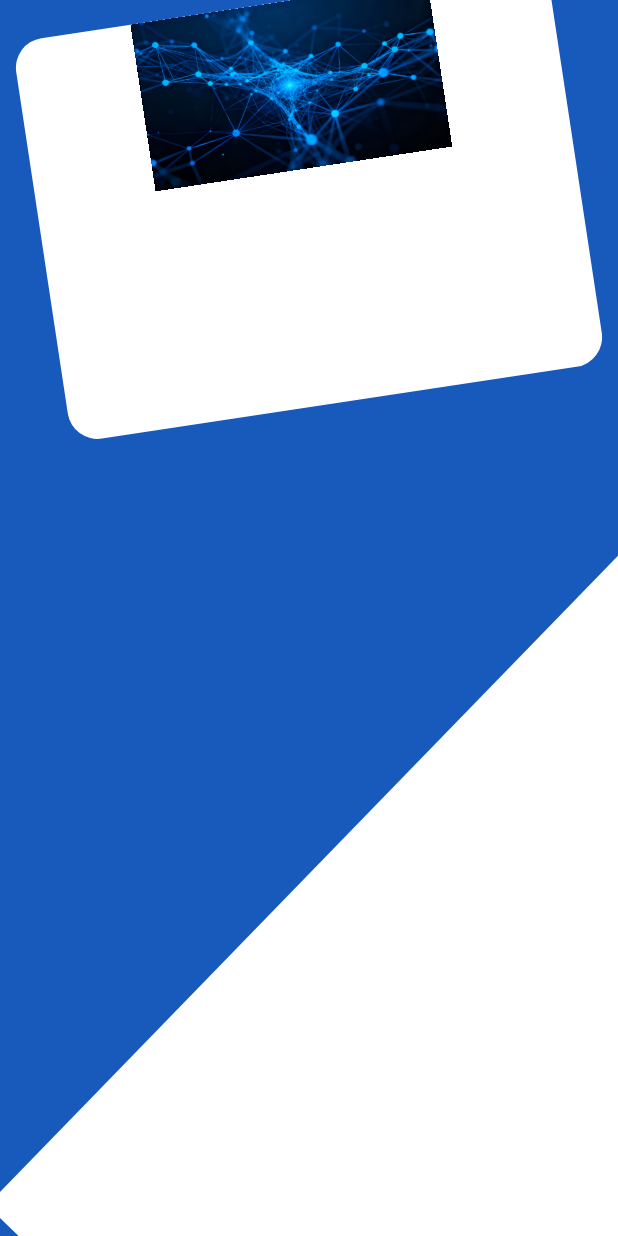
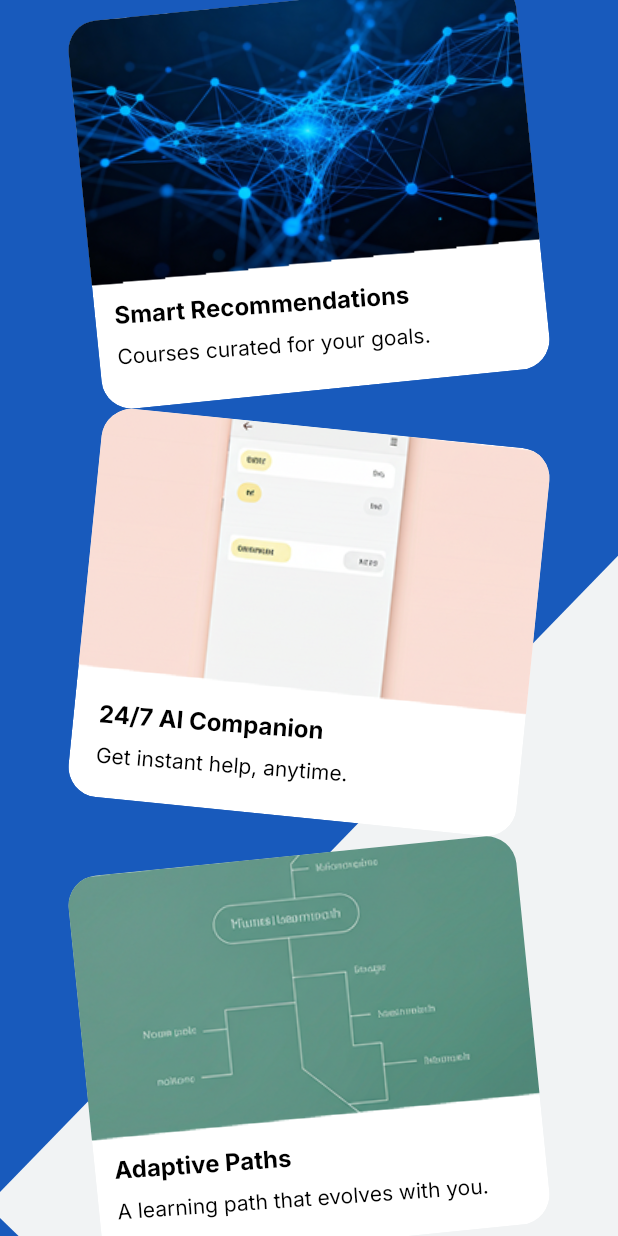
Before and after one commit to Adhamessam2/Tamkeen-, a Flutter app: the Onboarding screen opened by its route, after a tap on "Begin Journey", on a phone screen of 412 x 824 dp. Run offline on Flutter 3.47's test engine with Material 3 defaults, Android fonts, the phone set to English and light mode, and no system bars; our stand-ins replace eva_icons_flutter, flex_color_scheme, go_router, smooth_page_indicator.

Commit message:
onboarding screen 2

```diff
--- a/lib/core/utils/app_assets.dart
+++ b/lib/core/utils/app_assets.dart
@@ -56,7 +56,7 @@ class Assets {
 
   static const String image = "assets/Image.png";
 
-  static const String onbaoarding21 = "assets/onboarding21.png";
+  static const String onbaoarding21 = "assets/matched_network.png";
 
   static const String image1 = "assets/Image (1).png";
 
--- a/lib/core/utils/appcolors.dart
+++ b/lib/core/utils/appcolors.dart
@@ -9,6 +9,7 @@ class AppColors {
   static Color darkpink = Color(0xFFE91E63);
   static Color purple = Color(0xFF7C3AED);
   static Color lightpurple = Color(0xFFA855F7);
+  static Color gray = Color(0xffD1D5DB);
   static Color splashGradientStart = Color(0xFF1E40AF);
   static Color splashGradientEnd = Color(0xFF1E3A8A);
   static Color splashGlow = Color(0xFF3B82F6);
--- a/lib/features/onboardings/presentation/pages/onboardings.dart
+++ b/lib/features/onboardings/presentation/pages/onboardings.dart
@@ -13,7 +13,7 @@ class Onboarding extends StatelessWidget {
         controller: pagecontroller,
         children: [
           Onboarding1(controller: pagecontroller),
-          Onboarding2(),
+          Onboarding2(controller: pagecontroller),
         ],
       ),
     );
--- /dev/null
+++ b/lib/features/onboardings/presentation/widgets/pageindicator.dart
@@ -0,0 +1,32 @@
+import 'package:flutter/material.dart';
+import 'package:smooth_page_indicator/smooth_page_indicator.dart';
+import 'package:tamkeen/core/utils/appcolors.dart';
+
+class Pageindicator extends StatelessWidget {
+  const Pageindicator({super.key, required this.controller});
+
+  final PageController controller;
+
+  @override
+  Widget build(BuildContext context) {
+    final colors = Theme.of(context).colorScheme;
+    return SmoothPageIndicator(
+      controller: controller,
+      count: 4,
+      effect: CustomizableEffect(
+        dotDecoration: DotDecoration(
+          color: AppColors.gray,
+          width: 16,
+          height: 6,
+          borderRadius: BorderRadius.circular(3),
+        ),
+        activeDotDecoration: DotDecoration(
+          color: colors.primary,
+          width: 30,
+          height: 6,
+          borderRadius: BorderRadius.circular(3),
+        ),
+      ),
+    );
+  }
+}
--- /dev/null
+++ b/lib/features/onboardings/presentation/widgets/rotatedcontainer.dart
@@ -0,0 +1,73 @@
+import 'package:flutter/material.dart';
+import 'package:tamkeen/core/utils/app_text_styles.dart';
+
+class Rotatedcontainer extends StatelessWidget {
+  final String image;
+  final double angle;
+  final double childangle;
+  final String text;
+  final String text2;
+  const Rotatedcontainer({
+    super.key,
+    required this.image,
+    required this.angle,
+    required this.text,
+    required this.text2,
+    required this.childangle,
+  });
+
+  @override
+  Widget build(BuildContext context) {
+    return Transform.rotate(
+      angle: angle,
+      child: ClipRRect(
+        borderRadius: BorderRadius.circular(20),
+        child: Container(
+          width: 300,
+          height: 260,
+          decoration: BoxDecoration(
+            color: Colors.white,
+            borderRadius: BorderRadius.circular(20),
+          ),
+          child: Transform.rotate(
+            angle: childangle,
+            child: Column(
+              crossAxisAlignment: CrossAxisAlignment.start,
+              children: [
+                Transform(
+                  alignment: Alignment.center,
+                  transform: Matrix4.identity()
+                    //..rotateZ(0.035)
+                    ..scale(1.06),
+                  child: Image.asset(image),
+                ),
+                SizedBox(height: 15),
+                Padding(
+                  padding: const EdgeInsets.symmetric(horizontal: 15),
+                  child: Column(
+                    crossAxisAlignment: CrossAxisAlignment.start,
+                    children: [
+                      Text(
+                        text,
+                        style: AppTextStyles.style1.copyWith(
+                          color: Colors.black,
+                        ),
+                      ),
+                      SizedBox(height: 10),
+                      Text(
+                        text2,
+                        style: AppTextStyles.style3.copyWith(
+                          color: Colors.black,
+                        ),
+                      ),
+                    ],
+                  ),
+                ),
+              ],
+            ),
+          ),
+        ),
+      ),
+    );
+  }
+}
--- a/lib/features/onboardings/widgets/onboarding1.dart
+++ b/lib/features/onboardings/widgets/onboarding1.dart
@@ -1,10 +1,10 @@
 import 'package:flutter/material.dart';
 import 'package:go_router/go_router.dart';
-import 'package:smooth_page_indicator/smooth_page_indicator.dart';
 import 'package:tamkeen/core/utils/app_assets.dart';
 import 'package:tamkeen/core/utils/app_text_styles.dart';
 import 'package:tamkeen/core/widgets/backgroundcontainer.dart';
 import 'package:tamkeen/core/widgets/commonbutton.dart';
+import 'package:tamkeen/features/onboardings/presentation/widgets/pageindicator.dart';
 
 class Onboarding1 extends StatelessWidget {
   final PageController controller;
@@ -12,7 +12,6 @@ class Onboarding1 extends StatelessWidget {
 
   @override
   Widget build(BuildContext context) {
-    final colors = Theme.of(context).colorScheme;
     return Scaffold(
       body: Backgroundcontainer(
         colors: Theme.of(context).colorScheme,
@@ -42,24 +41,7 @@ class Onboarding1 extends StatelessWidget {
                 style: AppTextStyles.style3,
               ),
               SizedBox(height: 130),
-              SmoothPageIndicator(
-                controller: controller,
-                count: 4,
-                effect: CustomizableEffect(
-                  dotDecoration: DotDecoration(
-                    color: colors.onPrimary.withValues(alpha: 0.5),
-                    width: 16,
-                    height: 6,
-                    borderRadius: BorderRadius.circular(3),
-                  ),
-                  activeDotDecoration: DotDecoration(
-                    color: colors.primary,
-                    width: 30,
-                    height: 6,
-                    borderRadius: BorderRadius.circular(3),
-                  ),
-                ),
-              ),
+              Pageindicator(controller: controller),
               SizedBox(height: 30),
               Commonbutton(
                 text: "Begin Journey",
--- a/lib/features/onboardings/widgets/onboarding2.dart
+++ b/lib/features/onboardings/widgets/onboarding2.dart
@@ -1,8 +1,11 @@
 import 'package:flutter/material.dart';
 import 'package:tamkeen/core/utils/app_assets.dart';
+import 'package:tamkeen/features/onboardings/presentation/widgets/pageindicator.dart';
+import 'package:tamkeen/features/onboardings/presentation/widgets/rotatedcontainer.dart';
 
 class Onboarding2 extends StatelessWidget {
-  const Onboarding2({super.key});
+  final PageController controller;
+  const Onboarding2({super.key, required this.controller});
 
   @override
   Widget build(BuildContext context) {
@@ -17,32 +20,43 @@ class Onboarding2 extends StatelessWidget {
             bottom: 0,
             child: Transform.rotate(
               angle: -0.8,
-              child: Container(height: 320, width: 700, color: Colors.white),
+              child: Container(
+                height: 320,
+                width: 700,
+                color: Color(0xffF1F3F4),
+              ),
             ),
           ),
           Center(
-            child: Column(
-              children: [
-                Transform.rotate(
-                  angle: -0.15,
-                  child: Container(
-                    width: 360,
-                    height: 270,
-                    decoration: BoxDecoration(
-                      color: Colors.white,
-                      borderRadius: BorderRadius.circular(20),
-                    ),
-                    child: Column(
-                      children: [
-                        Transform.flip(
-                          flipX: true,
-                          child: Image.asset(Assets.onbaoarding21, width: 200),
-                        ),
-                      ],
-                    ),
+            child: SafeArea(
+              child: Column(
+                children: [
+                  Rotatedcontainer(
+                    image: Assets.onbaoarding21,
+                    angle: -0.1,
+                    text: "Smart Recommendations",
+                    text2: "Courses curated for your goals.",
+                    childangle: 0.03,
                   ),
-                ),
-              ],
+                  SizedBox(height: 25),
+                  Rotatedcontainer(
+                    image: Assets.image1,
+                    angle: 0.1,
+                    text: '24/7 AI Companion',
+                    text2: 'Get instant help, anytime.',
+                    childangle: -0.025,
+                  ),
+                  SizedBox(height: 25),
+                  Rotatedcontainer(
+                    image: Assets.image,
+                    angle: -0.1,
+                    text: 'Adaptive Paths',
+                    text2: 'A learning path that evolves with you.',
+                    childangle: 0.03,
+                  ),
+                  Pageindicator(controller: controller),
+                ],
+              ),
             ),
           ),
         ],
```
Also changed, not shown: assets/generated-image.png (added), assets/matched_network.png (added).
